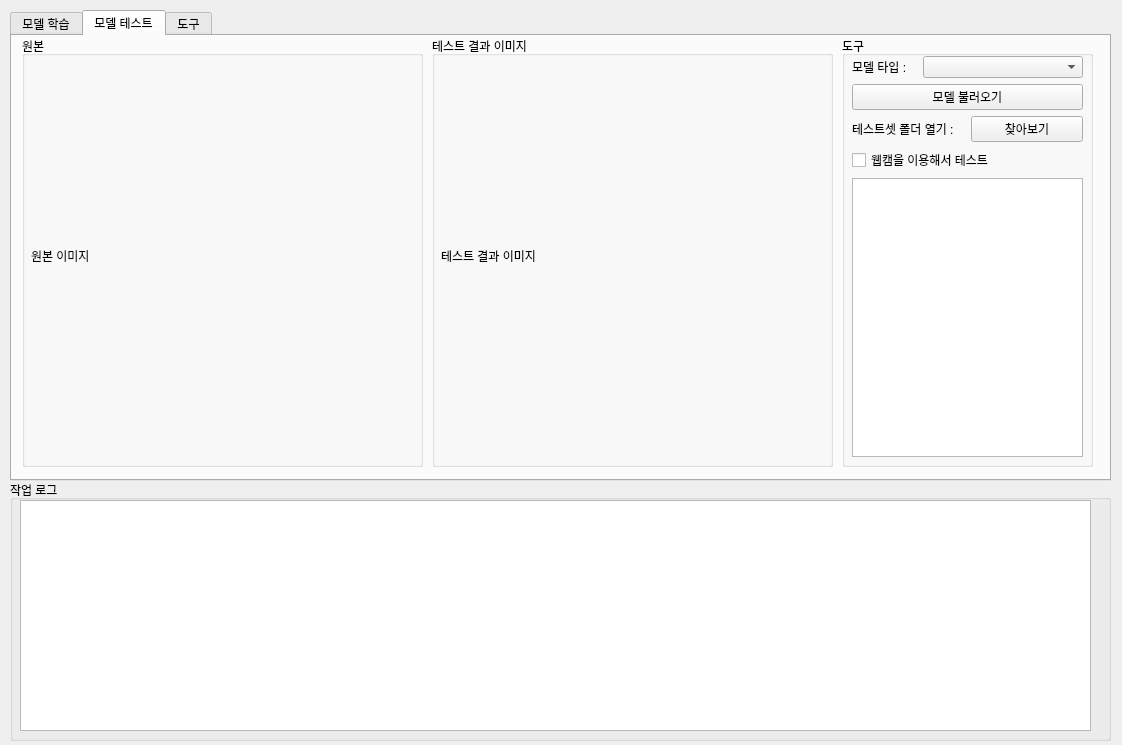
This is resource/main_form.ui in boa9448/PyAutoMakerHuman as Qt 5 draws it before an edit. The edited form follows.
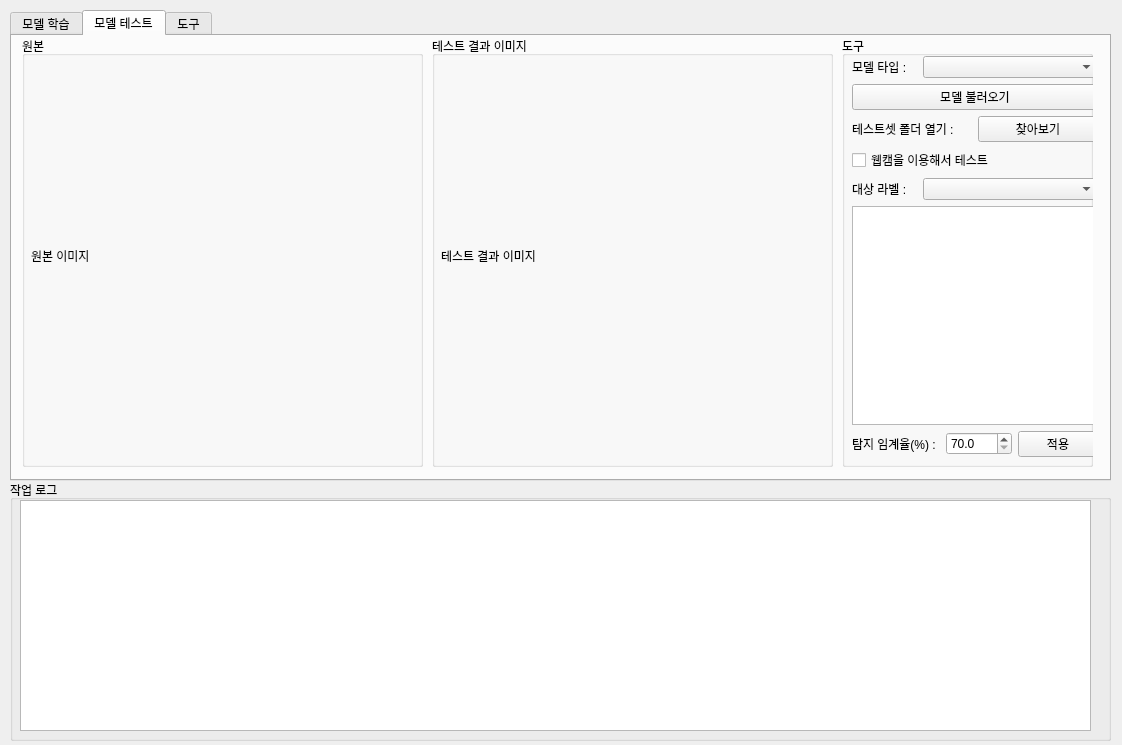
This is the edited form. The open tabs and pages were chosen to show the change.

Commit message: 테스트 UI에 임계율 추가, 라벨 리스트 컨트롤 추가

```diff
--- a/resource/main_form.ui
+++ b/resource/main_form.ui
@@ -328,7 +328,7 @@
        <rect>
         <x>10</x>
         <y>20</y>
-        <width>231</width>
+        <width>246</width>
         <height>401</height>
        </rect>
       </property>
@@ -401,9 +401,76 @@
        </item>
        <item>
         <layout class="QVBoxLayout" name="verticalLayout_13">
+         <item>
+          <layout class="QHBoxLayout" name="horizontalLayout_11">
+           <item>
+            <widget class="QLabel" name="label_10">
+             <property name="sizePolicy">
+              <sizepolicy hsizetype="Fixed" vsizetype="Preferred">
+               <horstretch>0</horstretch>
+               <verstretch>0</verstretch>
+              </sizepolicy>
+             </property>
+             <property name="text">
+              <string>대상 라벨 :   </string>
+             </property>
+            </widget>
+           </item>
+           <item>
+            <widget class="QComboBox" name="test_target_label_combo">
+             <property name="accessibleName">
+              <string/>
+             </property>
+             <property name="editable">
+              <bool>false</bool>
+             </property>
+             <property name="placeholderText">
+              <string/>
+             </property>
+            </widget>
+           </item>
+          </layout>
+         </item>
          <item>
           <widget class="QListWidget" name="test_dataset_list"/>
          </item>
+         <item>
+          <layout class="QHBoxLayout" name="horizontalLayout_6">
+           <item>
+            <widget class="QLabel" name="label_6">
+             <property name="sizePolicy">
+              <sizepolicy hsizetype="Fixed" vsizetype="Preferred">
+               <horstretch>0</horstretch>
+               <verstretch>0</verstretch>
+              </sizepolicy>
+             </property>
+             <property name="text">
+              <string>탐지 임계율(%) : </string>
+             </property>
+            </widget>
+           </item>
+           <item>
+            <widget class="QDoubleSpinBox" name="test_thresh_spin_edit">
+             <property name="enabled">
+              <bool>true</bool>
+             </property>
+             <property name="specialValueText">
+              <string>70.0</string>
+             </property>
+             <property name="decimals">
+              <number>3</number>
+             </property>
+            </widget>
+           </item>
+           <item>
+            <widget class="QPushButton" name="test_thresh_apply_button">
+             <property name="text">
+              <string>적용</string>
+             </property>
+            </widget>
+           </item>
+          </layout>
+         </item>
         </layout>
        </item>
       </layout>
```
Left out of the diff: 4 changed lines with no effect on the pictures. The commit also changes 2 other files.
